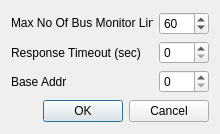
GurhanIU/oLStudio, file HLL/project/src/forms/settings.ui: the form before one commit.
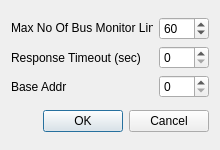
The form after the commit. Icons and pictures are not drawn.

```diff
--- a/HLL/project/src/forms/settings.ui
+++ b/HLL/project/src/forms/settings.ui
@@ -7,7 +7,7 @@
     <x>0</x>
     <y>0</y>
     <width>220</width>
-    <height>134</height>
+    <height>150</height>
    </rect>
   </property>
   <property name="sizePolicy">
```
